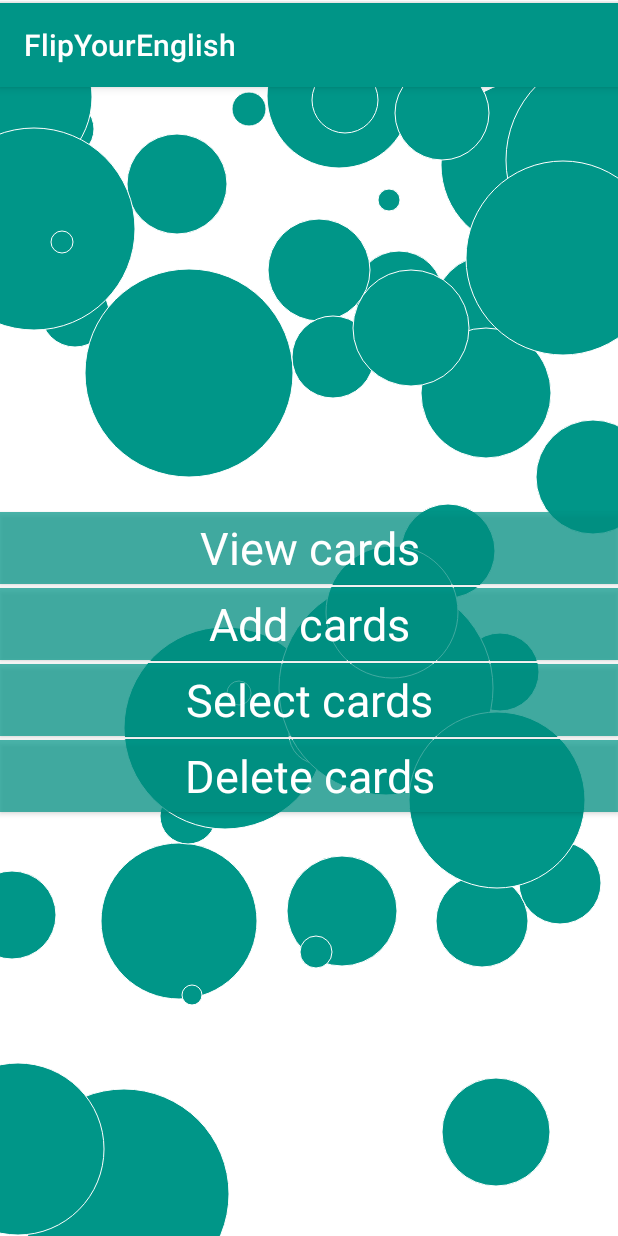
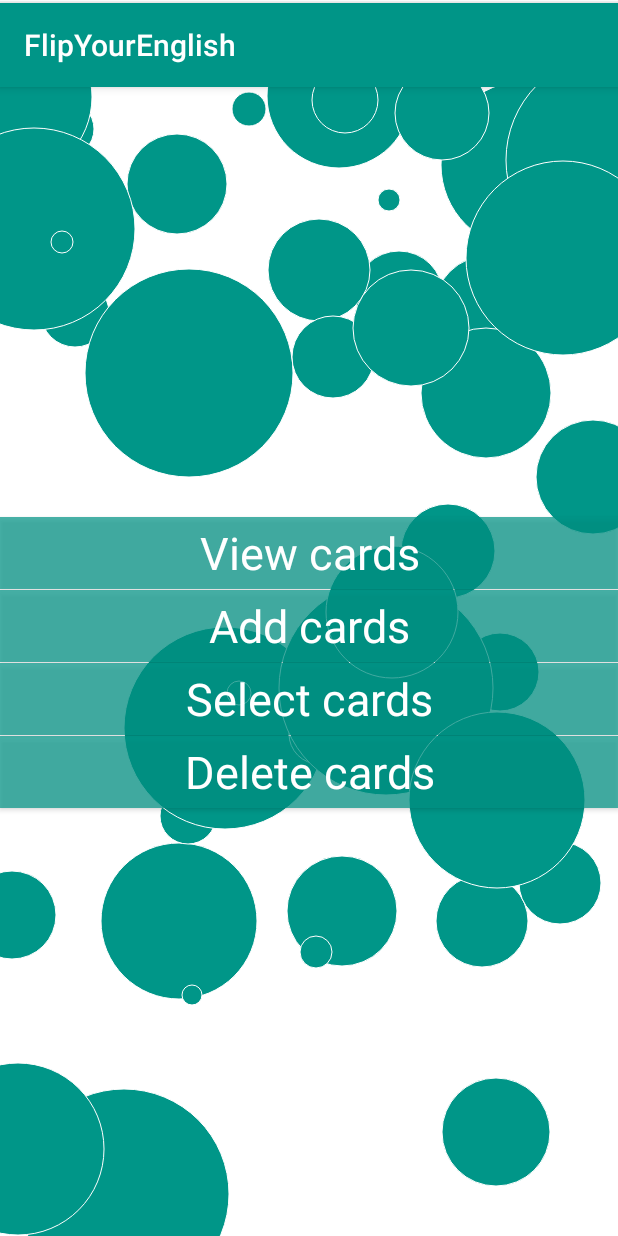
Before and after one commit to KutuzovAnton/FlipYourEnglish, an Android app: the screen it shows after launch (MainActivity), on a phone screen of 412 x 824 dp. Run offline under Robolectric (Android 15) with nearby library versions, the phone set to English and light mode, and no system bars.

Commit message:
CORE-2 Rewrite layout on Constraint Layout: draft of constraintLayout

```diff
--- a/mobile/src/main/res/layout/activity_main.xml
+++ b/mobile/src/main/res/layout/activity_main.xml
@@ -1,30 +1,35 @@
-<FrameLayout xmlns:android="http://schemas.android.com/apk/res/android"
+<android.support.constraint.ConstraintLayout xmlns:android="http://schemas.android.com/apk/res/android"
+    xmlns:app="http://schemas.android.com/apk/res-auto"
     xmlns:tools="http://schemas.android.com/tools"
     android:id="@+id/main"
     android:layout_width="match_parent"
     android:layout_height="match_parent"
-    android:layout_margin="0dp"
-    tools:context=".MainActivity">
+    android:padding="0dp"
+    tools:context=".MainActivity"
+    tools:layout_editor_absoluteX="0dp"
+    tools:layout_editor_absoluteY="82dp">
 
 
     <com.fye.flipyourenglish.views.CircleView
+        android:id="@+id/circleView"
         android:layout_width="match_parent"
         android:layout_height="match_parent"
-        android:id="@+id/circleView"
+        android:layout_marginBottom="0dp"
+        android:layout_marginLeft="0dp"
+        android:layout_marginRight="0dp"
+        android:layout_marginTop="0dp"
         android:background="@color/white"
-        />
-
-    <RelativeLayout
-        android:id="@+id/mainRelativeLayout"
-        android:layout_width="match_parent"
-        android:layout_height="match_parent"
-        android:gravity="center">
-
+        android:visibility="visible"
+        app:layout_constraintBottom_toBottomOf="parent"
+        app:layout_constraintLeft_toLeftOf="parent"
+        app:layout_constraintRight_toRightOf="parent"
+        app:layout_constraintTop_toTopOf="parent"
+        app:layout_constraintVertical_bias="0.501" />
 
     <Button
         android:id="@+id/view_cards"
         style="@style/MyButton"
-            android:layout_width="wrap_content"
+        android:layout_width="0dp"
         android:layout_height="wrap_content"
         android:layout_alignParentEnd="true"
         android:layout_alignParentLeft="true"
@@ -32,67 +37,66 @@
         android:layout_alignParentStart="true"
         android:layout_centerVertical="true"
         android:text="@string/view_cards"
-            android:textSize="30sp" />
-
-        <View
-            android:id="@+id/view"
-            android:layout_width="match_parent"
-            android:layout_height="1dp"
-            android:layout_below="@+id/view_cards"
-            android:background="@drawable/line_color" />
+        android:textSize="30sp"
+        app:layout_constraintVertical_chainStyle="packed"
+        app:layout_constraintBottom_toTopOf="@+id/add_cards"
+        app:layout_constraintTop_toTopOf="parent"
+        app:layout_constraintRight_toRightOf="parent"
+        app:layout_constraintLeft_toLeftOf="parent"
+        app:layout_constraintHorizontal_bias="0.0" />
 
     <Button
         android:id="@+id/add_cards"
         style="@style/MyButton"
-            android:layout_width="wrap_content"
+        android:layout_width="0dp"
         android:layout_height="wrap_content"
         android:layout_alignParentEnd="true"
         android:layout_alignParentLeft="true"
         android:layout_alignParentRight="true"
         android:layout_alignParentStart="true"
-            android:layout_below="@+id/view"
         android:text="@string/add_cards"
-            android:textSize="30sp" />
-
-        <View
-            android:id="@+id/view2"
-            android:layout_width="match_parent"
-            android:layout_height="1dp"
-            android:layout_below="@+id/add_cards"
-            android:background="@color/white" />
+        android:textSize="30sp"
+        app:layout_constraintVertical_chainStyle="packed"
+        app:layout_constraintBottom_toTopOf="@+id/select_cards"
+        app:layout_constraintTop_toBottomOf="@+id/view_cards"
+        app:layout_constraintRight_toRightOf="parent"
+        app:layout_constraintLeft_toLeftOf="parent"
+        app:layout_constraintHorizontal_bias="1.0" />
 
     <Button
         android:id="@+id/select_cards"
         style="@style/MyButton"
-            android:layout_width="wrap_content"
+        android:layout_width="0dp"
         android:layout_height="wrap_content"
         android:layout_alignParentEnd="true"
         android:layout_alignParentLeft="true"
         android:layout_alignParentRight="true"
         android:layout_alignParentStart="true"
-            android:layout_below="@+id/view2"
         android:text="@string/select_cards"
-            android:textSize="30sp" />
-
-        <View
-            android:id="@+id/view3"
-            android:layout_width="match_parent"
-            android:layout_height="1dp"
-            android:layout_below="@+id/select_cards"
-            android:background="@color/white" />
+        android:textSize="30sp"
+        app:layout_constraintVertical_chainStyle="packed"
+        app:layout_constraintBottom_toTopOf="@+id/delete_cards"
+        app:layout_constraintTop_toBottomOf="@+id/add_cards"
+        app:layout_constraintRight_toRightOf="parent"
+        app:layout_constraintLeft_toLeftOf="parent"
+        app:layout_constraintHorizontal_bias="1.0" />
 
     <Button
         android:id="@+id/delete_cards"
         style="@style/MyButton"
-            android:layout_width="wrap_content"
+        android:layout_width="0dp"
         android:layout_height="wrap_content"
         android:layout_alignParentEnd="true"
         android:layout_alignParentLeft="true"
         android:layout_alignParentRight="true"
         android:layout_alignParentStart="true"
-            android:layout_below="@+id/view3"
         android:text="@string/delete_cards"
-            android:textSize="30sp" />
+        android:textSize="30sp"
+        app:layout_constraintVertical_chainStyle="packed"
+        app:layout_constraintBottom_toBottomOf="parent"
+        app:layout_constraintTop_toBottomOf="@+id/select_cards"
+        app:layout_constraintRight_toRightOf="parent"
+        app:layout_constraintLeft_toLeftOf="parent"
+        app:layout_constraintHorizontal_bias="1.0" />
 
-    </RelativeLayout>
-</FrameLayout>
+</android.support.constraint.ConstraintLayout>
```
Lines whose indentation alone changed are shown as unchanged.
